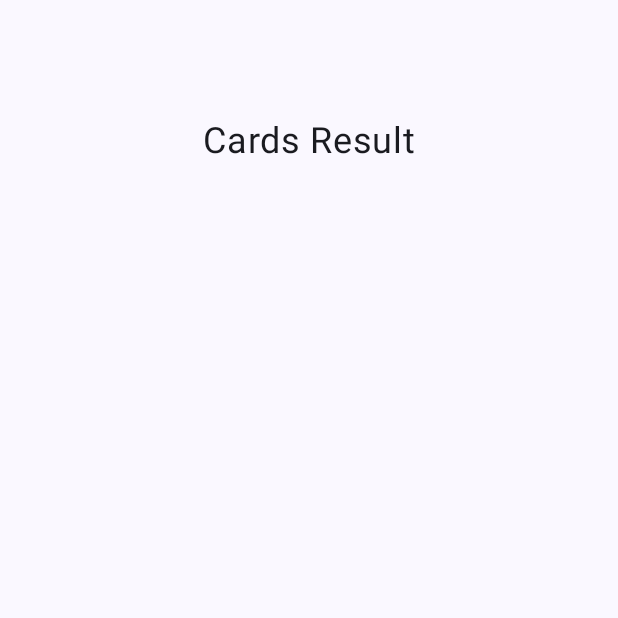
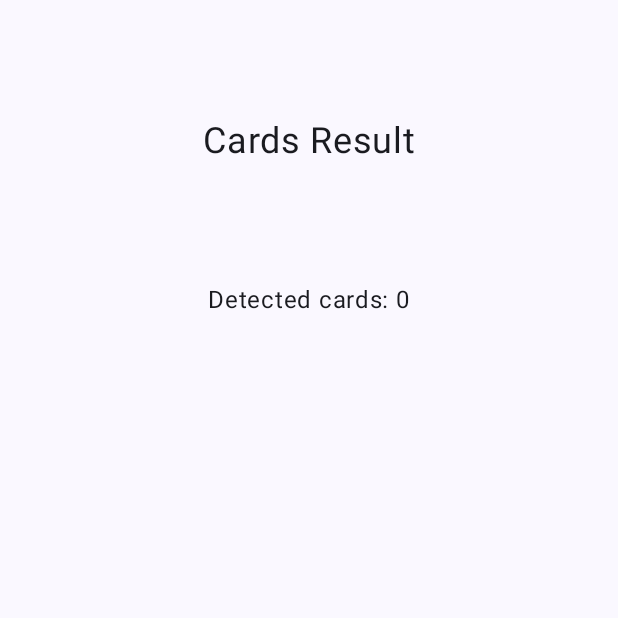
Before and after one commit to Junacik99/bglib, an Android app built with Jetpack Compose: the DetectedCardsActivity screen opened directly, with no data from a screen before it, on a phone screen of 412 x 824 dp, the top half of it. Run offline under Robolectric (Android 15) with nearby library versions, the phone set to English and light mode, and no system bars.

Commit message:
Load Result once n cards are detected

```diff
--- a/app/src/main/AndroidManifest.xml
+++ b/app/src/main/AndroidManifest.xml
@@ -63,6 +63,7 @@
                 <action android:name="android.intent.action.MAIN" />
             </intent-filter>
         </activity>
+
     </application>
 
 </manifest>
--- a/app/src/main/java/com/example/project2/DetectedCardsActivity.kt
+++ b/app/src/main/java/com/example/project2/DetectedCardsActivity.kt
@@ -14,20 +14,26 @@ import androidx.compose.material3.Text
 import androidx.compose.runtime.Composable
 import androidx.compose.ui.Alignment
 import androidx.compose.ui.Modifier
+import androidx.compose.ui.input.pointer.motionEventSpy
 import androidx.compose.ui.tooling.preview.Preview
 import androidx.compose.ui.unit.dp
 import androidx.compose.ui.unit.sp
 import com.example.project2.ui.theme.Project2Theme
 
 class DetectedCardsActivity : ComponentActivity() {
+    private var numberOfCards = 0
+
     @SuppressLint("UnusedMaterial3ScaffoldPaddingParameter")
     override fun onCreate(savedInstanceState: Bundle?) {
         super.onCreate(savedInstanceState)
+
+        numberOfCards = intent.getIntExtra("numberOfCards", 0)
+
         enableEdgeToEdge()
         setContent {
             Project2Theme {
                 Scaffold(modifier = Modifier.fillMaxSize()) {
-                    DetectedCards()
+                    DetectedCards(numberOfCards)
                 }
             }
         }
@@ -35,12 +41,15 @@ class DetectedCardsActivity : ComponentActivity() {
 }
 
 @Composable
-fun DetectedCards(){
+fun DetectedCards(numberOfCards: Int){
     Column(modifier = Modifier.fillMaxSize(),
         horizontalAlignment = Alignment.CenterHorizontally) {
+
         Spacer(modifier = Modifier.padding(40.dp))
-        Text("Cards Result",
-            fontSize = 24.sp)
+        Text("Cards Result", fontSize = 24.sp)
+
+        Spacer(modifier = Modifier.padding(40.dp))
+        Text("Detected cards: $numberOfCards")
 
     }
 }
@@ -49,6 +58,6 @@ fun DetectedCards(){
 @Composable
 fun DetectedCardsPreview() {
     Project2Theme {
-        DetectedCards()
+        DetectedCards(4)
     }
 }
```
Also changed, not shown: app/src/main/java/com/example/project2/ExampleActivity.kt (+13 -4 lines), app/src/main/java/com/example/project2/HomeActivity.kt (+5 -5 lines).
